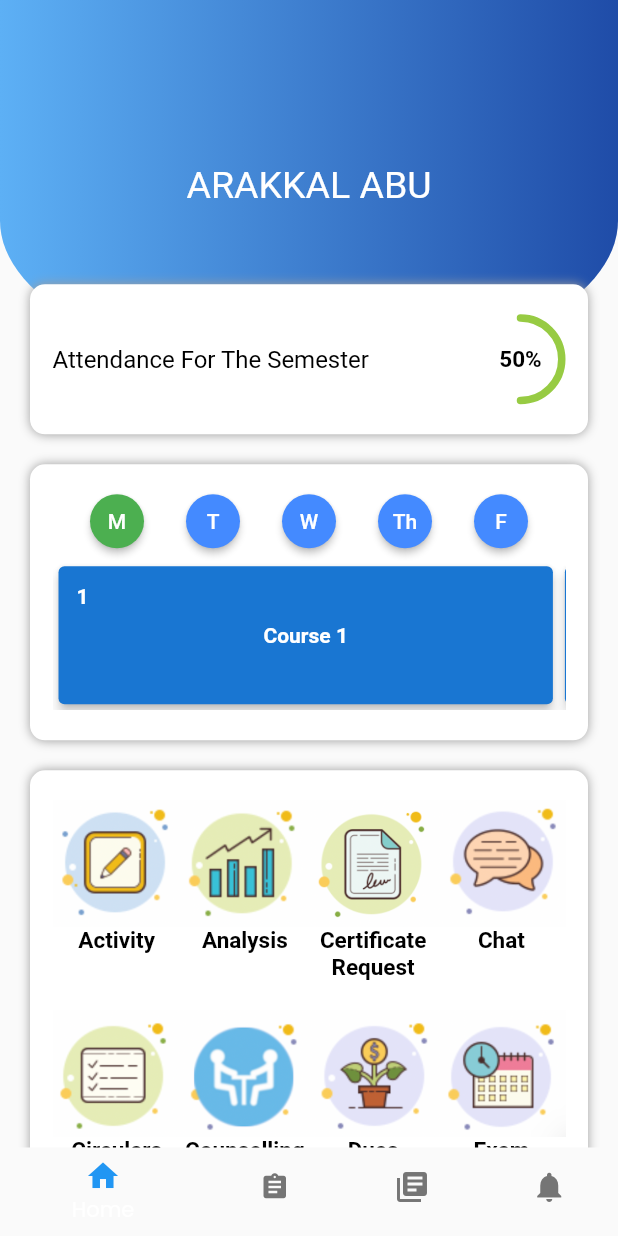
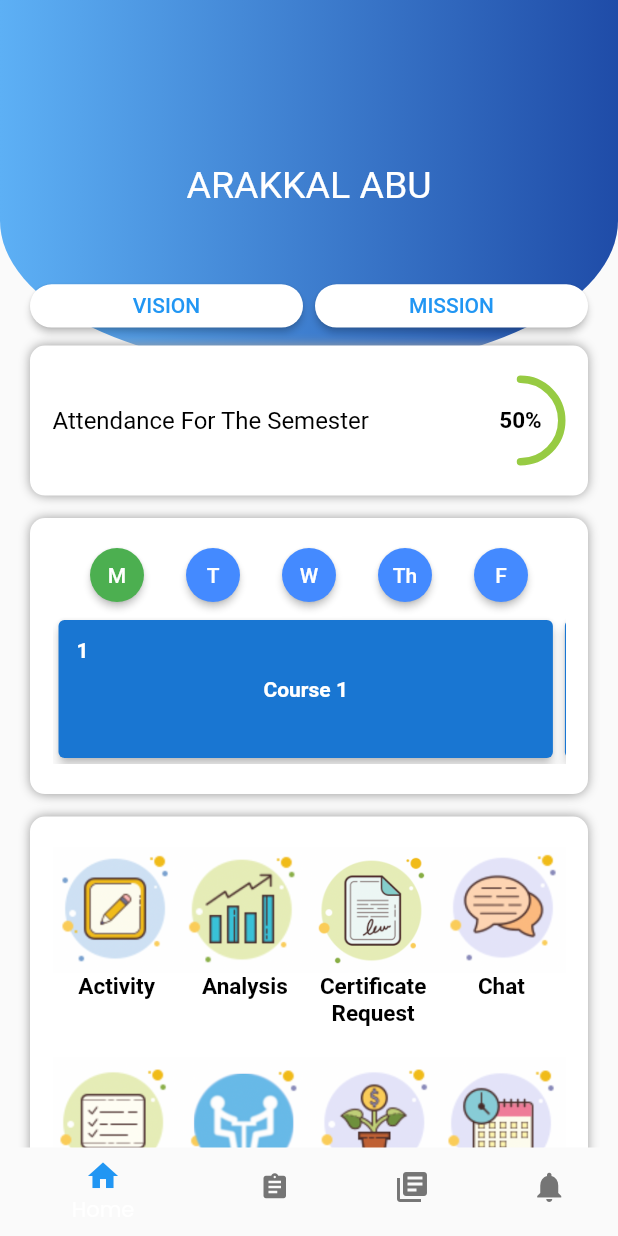
Before and after one commit to GDSCSCTCE/Student-Port, a Flutter app: the screen it shows after launch, on a phone screen of 412 x 824 dp. Run offline on Flutter 3.47's test engine with Material 2 defaults, Android fonts, the phone set to English and light mode, and no system bars; drawn by our look-alikes of percent_indicator; our stand-ins replace google_fonts, sizer.

Commit message:
added vission  and mission button

```diff
--- a/lib/views/home_screen/home_screen.dart
+++ b/lib/views/home_screen/home_screen.dart
@@ -87,6 +87,24 @@ class _HomeScreenState extends State<HomeScreen> {
       child: Text(
         "Arakkal Abu".toUpperCase(),
         style: const TextStyle(color: Colors.white, fontSize: 25),
+      ),
+    );
+  }
+
+  Widget _wButton(txt) {
+    return Expanded(
+      child: TextButton(
+        style: TextButton.styleFrom(
+          elevation: 2,
+          tapTargetSize: MaterialTapTargetSize.shrinkWrap,
+          minimumSize: Size.fromHeight(3.5.h),
+          padding: EdgeInsets.zero,
+          shape:
+              RoundedRectangleBorder(borderRadius: BorderRadius.circular(500)),
+          backgroundColor: Colors.white,
+        ),
+        onPressed: () {},
+        child: Text(txt),
       ),
     );
   }
@@ -208,14 +226,13 @@ class _HomeScreenState extends State<HomeScreen> {
                             timeTable[_timeTableDay]![index]),
                       ),
                       Container(
-                          margin: EdgeInsets.all(12),
-                          child: Container(
-                              child: Text(
-                                  style: const TextStyle(
-                                    fontWeight: FontWeight.bold,
-                                    color: Colors.white,
-                                  ),
-                                  (index + 1).toString())))
+                          margin: const EdgeInsets.all(12),
+                          child: Text(
+                              style: const TextStyle(
+                                fontWeight: FontWeight.bold,
+                                color: Colors.white,
+                              ),
+                              (index + 1).toString()))
                     ],
                   )),
             ),
@@ -288,13 +305,25 @@ class _HomeScreenState extends State<HomeScreen> {
                 SizedBox(
                   height: 23.h,
                 ),
+                Row(
+                  children: [
+                    _wButton('VISION'),
+                    const SizedBox(
+                      width: 8,
+                    ),
+                    _wButton('MISSION')
+                  ],
+                ),
+                const SizedBox(
+                  height: 12,
+                ),
                 _getAttendanceCard(),
                 const SizedBox(
-                  height: 20,
+                  height: 15,
                 ),
                 _getTimeTablecard(),
                 const SizedBox(
-                  height: 20,
+                  height: 15,
                 ),
                 _getMainContentCard()
               ],
```
